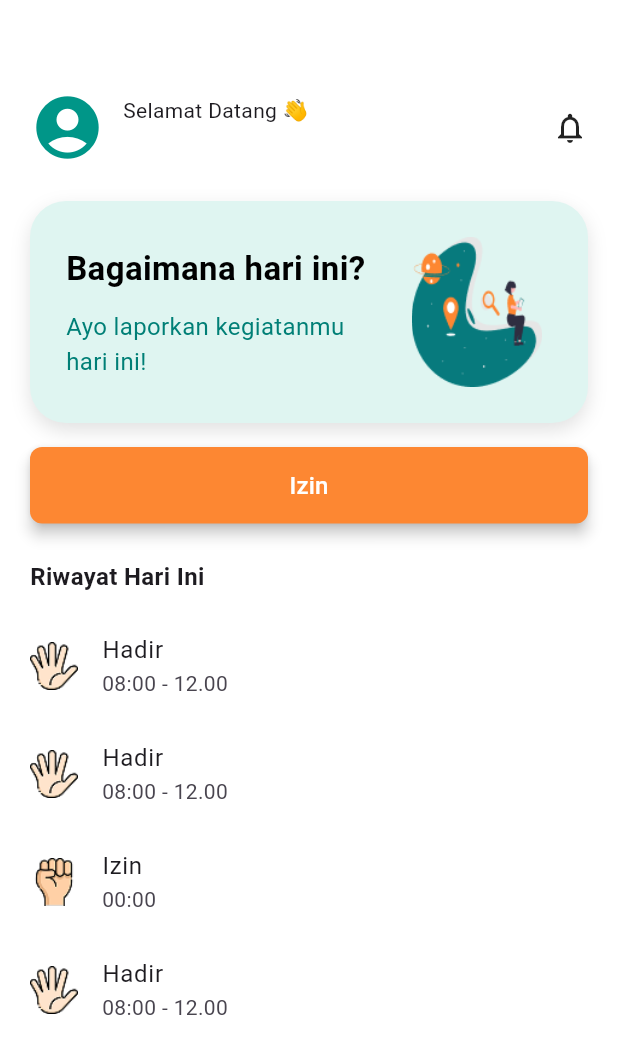
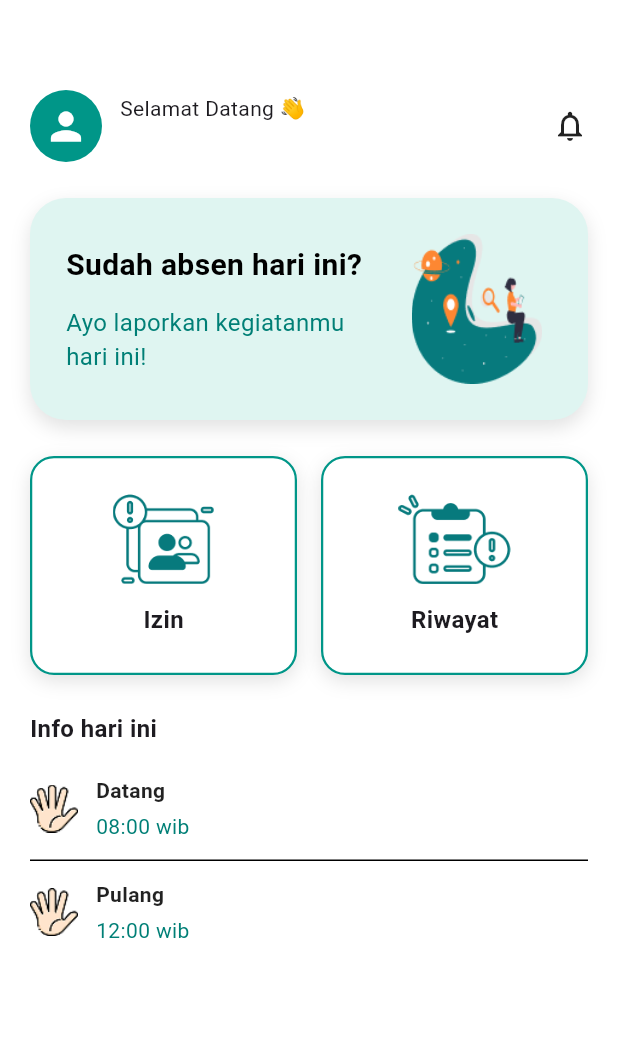
Before and after one commit to ardiyanto1234/SIDAKDesa, a Flutter app: the HomePage screen opened directly, on a phone screen of 412 x 824 dp. Shown: the top 1054 px of the screen. Run offline on Flutter 3.47's test engine with Material 3 defaults, Android fonts, the phone set to English and light mode, and no system bars; our stand-ins replace cloud_firestore, firebase_core, image_picker; accounts and stored records are empty.

Commit message:
update_home

```diff
--- a/project_skripsi/lib/page/home_page.dart
+++ b/project_skripsi/lib/page/home_page.dart
@@ -19,7 +19,8 @@ class _HomePageState extends State<HomePage> {
 
   Future<void> getUserName() async {
     try {
-      final doc = await FirebaseFirestore.instance
+      final doc =
+          await FirebaseFirestore.instance
               .collection('users')
               .doc('wukMPM02lv7PAxRTnS6Q')
               .get();
@@ -44,7 +45,6 @@ class _HomePageState extends State<HomePage> {
   Widget build(BuildContext context) {
     return Scaffold(
       backgroundColor: Colors.white,
-
       body: SingleChildScrollView(
         padding: const EdgeInsets.fromLTRB(20, 60, 20, 20),
         child: Column(
@@ -53,15 +53,25 @@ class _HomePageState extends State<HomePage> {
             // Header
             Row(
               children: [
-                const Icon(Icons.account_circle, size: 50, color: Colors.teal),
+                const CircleAvatar(
+                  radius: 24,
+                  backgroundColor: Colors.teal,
+                  child: Icon(Icons.person, color: Colors.white, size: 30),
+                ),
                 const SizedBox(width: 12),
                 Column(
                   crossAxisAlignment: CrossAxisAlignment.start,
                   children: [
-                    const Text("Selamat Datang 👋", style: TextStyle(fontSize: 14)),
+                    const Text(
+                      "Selamat Datang 👋",
+                      style: TextStyle(fontSize: 14),
+                    ),
                     Text(
                       userName,
-                      style: const TextStyle(fontSize: 16, fontWeight: FontWeight.bold),
+                      style: const TextStyle(
+                        fontSize: 16,
+                        fontWeight: FontWeight.bold,
+                      ),
                     ),
                   ],
                 ),
@@ -71,63 +81,192 @@ class _HomePageState extends State<HomePage> {
             ),
             const SizedBox(height: 24),
 
-            // Card "Bagaimana Hari Ini?"
+            // Card "Sudah absen hari ini?"
             const HariIniCard(),
-            const SizedBox(height: 16),
+            const SizedBox(height: 24),
 
-            // Tombol Izin
-            SizedBox(
-              width: double.infinity,
-              child: ElevatedButton(
-                onPressed: () {
-                  // Aksi tombol
+            // Tombol Izin dan Riwayat
+            Row(
+              children: [
+                Expanded(
+                  child: GestureDetector(
+                    onTap: () {
+                      // Aksi izin
                     },
-                style: ElevatedButton.styleFrom(
-                  backgroundColor: const Color(0xFFFD8732),
-                  padding: const EdgeInsets.symmetric(vertical: 14),
-                  shape: RoundedRectangleBorder(
-                    borderRadius: BorderRadius.circular(8),
+                    child: Container(
+                      padding: const EdgeInsets.symmetric(vertical: 24),
+                      margin: const EdgeInsets.only(right: 8),
+                      decoration: BoxDecoration(
+                        color: Colors.white,
+                        border: Border.all(color: Colors.teal, width: 1.5),
+                        borderRadius: BorderRadius.circular(16),
+                        boxShadow: [
+                          BoxShadow(
+                            color: Colors.grey.withOpacity(0.3),
+                            blurRadius: 10,
+                            offset: const Offset(0, 4),
                           ),
-                  elevation: 4,
+                        ],
                       ),
-                child: const Text(
+                      child: Column(
+                        mainAxisSize: MainAxisSize.min,
+                        children: [
+                          Image.asset(
+                            'assets/images/icon_izin.png',
+                            height: 60,
+                          ),
+                          const SizedBox(height: 12),
+                          const Text(
                             'Izin',
-                  style: TextStyle(fontSize: 16, color: Colors.white),
+                            style: TextStyle(
+                              fontWeight: FontWeight.bold,
+                              fontSize: 16,
+                            ),
+                          ),
+                        ],
                       ),
                     ),
                   ),
+                ),
+                Expanded(
+                  child: GestureDetector(
+                    onTap: () {
+                      // Aksi riwayat
+                    },
+                    child: Container(
+                      padding: const EdgeInsets.symmetric(vertical: 24),
+                      margin: const EdgeInsets.only(left: 8),
+                      decoration: BoxDecoration(
+                        color: Colors.white,
+                        border: Border.all(color: Colors.teal, width: 1.5),
+                        borderRadius: BorderRadius.circular(16),
+                        boxShadow: [
+                          BoxShadow(
+                            color: Colors.grey.withOpacity(0.3),
+                            blurRadius: 10,
+                            offset: const Offset(0, 4),
+                          ),
+                        ],
+                      ),
+                      child: Column(
+                        mainAxisSize: MainAxisSize.min,
+                        children: [
+                          Image.asset(
+                            'assets/images/icon_riwayat.png',
+                            height: 60,
+                          ),
+                          const SizedBox(height: 12),
+                          const Text(
+                            'Riwayat',
+                            style: TextStyle(
+                              fontWeight: FontWeight.bold,
+                              fontSize: 16,
+                            ),
+                          ),
+                        ],
+                      ),
+                    ),
+                  ),
+                ),
+              ],
+            ),
+
             const SizedBox(height: 24),
 
+            // Info Hari Ini
             const Text(
-              'Riwayat Hari Ini',
+              'Info hari ini',
               style: TextStyle(fontSize: 16, fontWeight: FontWeight.bold),
             ),
             const SizedBox(height: 12),
 
-            // List Riwayat
+            // Container keseluruhan
+            Container(
+              child: Column(
+                children: [
+                  // Datang
+                  Padding(
+                    padding: const EdgeInsets.symmetric(vertical: 8),
+                    child: Row(
+                      children: [
+                        Image.asset(
+                          'assets/images/icon_masuk.png',
+                          width: 32,
+                          height: 32,
+                        ),
+                        const SizedBox(width: 12),
                         Column(
+                          crossAxisAlignment: CrossAxisAlignment.start,
                           children: const [
-                RiwayatItem(
-                  imageAsset: 'assets/images/icon_masuk.png',
-                  status: 'Hadir',
-                  time: '08:00 - 12.00',
+                            Text(
+                              'Datang',
+                              style: TextStyle(
+                                fontWeight: FontWeight.bold,
+                                fontSize: 14,
+                                color: Colors.black87,
                               ),
-                RiwayatItem(
-                  imageAsset: 'assets/images/icon_masuk.png',
-                  status: 'Hadir',
-                  time: '08:00 - 12.00',
                             ),
-                RiwayatItem(
-                  imageAsset: 'assets/images/icon_izin.png',
-                  status: 'Izin',
-                  time: '00:00',
+                            SizedBox(height: 4),
+                            Text(
+                              '08:00 wib',
+                              style: TextStyle(
+                                fontSize: 14,
+                                color: Color(0xFF007F76),
                               ),
-                RiwayatItem(
-                  imageAsset: 'assets/images/icon_masuk.png',
-                  status: 'Hadir',
-                  time: '08:00 - 12.00',
                             ),
                           ],
+                        ),
+                      ],
+                    ),
+                  ),
+
+                  // Garis pembatas
+                  const Padding(
+                    padding: EdgeInsets.symmetric(vertical: 4),
+                    child: Divider(
+                      thickness: 1,
+                      height: 1,
+                      color: Colors.black,
+                    ),
+                  ),
+
+                  // Pulang
+                  Padding(
+                    padding: const EdgeInsets.symmetric(vertical: 8),
+                    child: Row(
+                      children: [
+                        Image.asset(
+                          'assets/images/icon_masuk.png',
+                          width: 32,
+                          height: 32,
+                        ),
+                        const SizedBox(width: 12),
+                        Column(
+                          crossAxisAlignment: CrossAxisAlignment.start,
+                          children: const [
+                            Text(
+                              'Pulang',
+                              style: TextStyle(
+                                fontWeight: FontWeight.bold,
+                                fontSize: 14,
+                                color: Colors.black87,
+                              ),
+                            ),
+                            SizedBox(height: 4),
+                            Text(
+                              '12:00 wib',
+                              style: TextStyle(
+                                fontSize: 14,
+                                color: Color(0xFF007F76),
+                              ),
+                            ),
+                          ],
+                        ),
+                      ],
+                    ),
+                  ),
+                ],
+              ),
             ),
           ],
         ),
@@ -136,9 +275,7 @@ class _HomePageState extends State<HomePage> {
   }
 }
 
-// =========================
-// WIDGET: Card Hari Ini
-// =========================
+// Widget: HariIniCard
 class HariIniCard extends StatelessWidget {
   const HariIniCard({super.key});
 
@@ -165,9 +302,9 @@ class HariIniCard extends StatelessWidget {
               crossAxisAlignment: CrossAxisAlignment.start,
               children: const [
                 Text(
-                  'Bagaimana hari ini?',
+                  'Sudah absen hari ini?',
                   style: TextStyle(
-                    fontSize: 22,
+                    fontSize: 20,
                     fontWeight: FontWeight.bold,
                     color: Colors.black,
                   ),
@@ -175,17 +312,12 @@ class HariIniCard extends StatelessWidget {
                 SizedBox(height: 12),
                 Text(
                   'Ayo laporkan kegiatanmu hari ini!',
-                  style: TextStyle(
-                    fontSize: 16,
-                    color: Color(0xFF007F76),
-                  ),
+                  style: TextStyle(fontSize: 16, color: Color(0xFF007F76)),
                 ),
               ],
             ),
           ),
           const SizedBox(width: 16),
-
-          // Gambar ilustrasi
           Image.asset(
             'assets/images/banner.png',
             height: 100,
@@ -198,9 +330,7 @@ class HariIniCard extends StatelessWidget {
   }
 }
 
-// =========================
-// WIDGET: Riwayat Item
-// =========================
+// Widget: RiwayatItem
 class RiwayatItem extends StatelessWidget {
   final String imageAsset;
   final String status;
@@ -216,11 +346,7 @@ class RiwayatItem extends StatelessWidget {
   @override
   Widget build(BuildContext context) {
     return ListTile(
-      leading: Image.asset(
-        imageAsset,
-        width: 32,
-        height: 32,
-      ),
+      leading: Image.asset(imageAsset, width: 32, height: 32),
       title: Text(status),
       subtitle: Text(time),
       contentPadding: const EdgeInsets.symmetric(horizontal: 0),
--- a/project_skripsi/pubspec.yaml
+++ b/project_skripsi/pubspec.yaml
@@ -67,8 +67,10 @@ flutter:
   - assets/images/logo.png
   - assets/images/ilustrasi.png
   - assets/images/banner.png
+  - assets/images/izin.png
+  - assets/images/icon_masuk.png
+  - assets/images/icon_riwayat.png
   - assets/images/icon_izin.png
-  - assets/images/icon_masuk.png
 
   # An image asset can refer to one or more resolution-specific "variants", see
   # https://flutter.dev/to/resolution-aware-images
```
Also changed, not shown: project_skripsi/assets/images/icon_izin.png, project_skripsi/assets/images/icon_riwayat.png (added), project_skripsi/assets/images/izin.png (added). Lines whose indentation alone changed are shown as unchanged.
